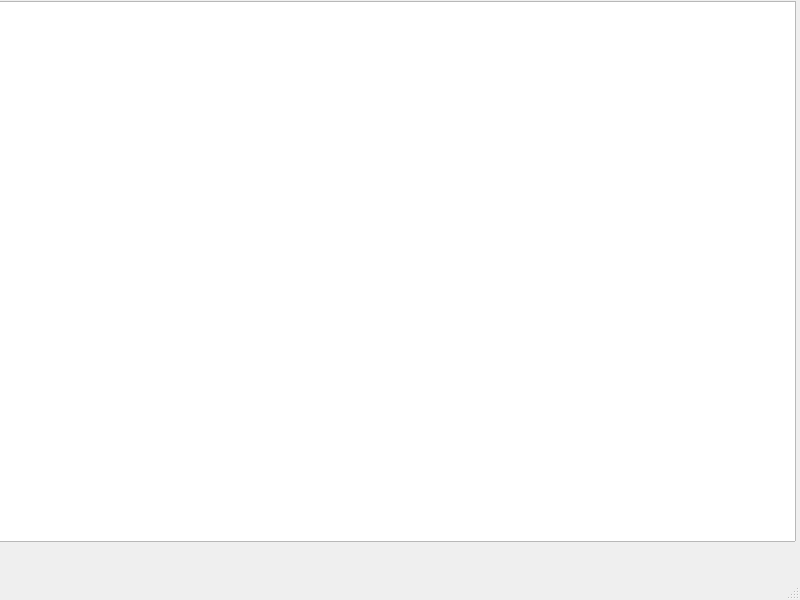
Qt form mainwindow.ui (Mazen-Nassef/Game_Project) before a commit.
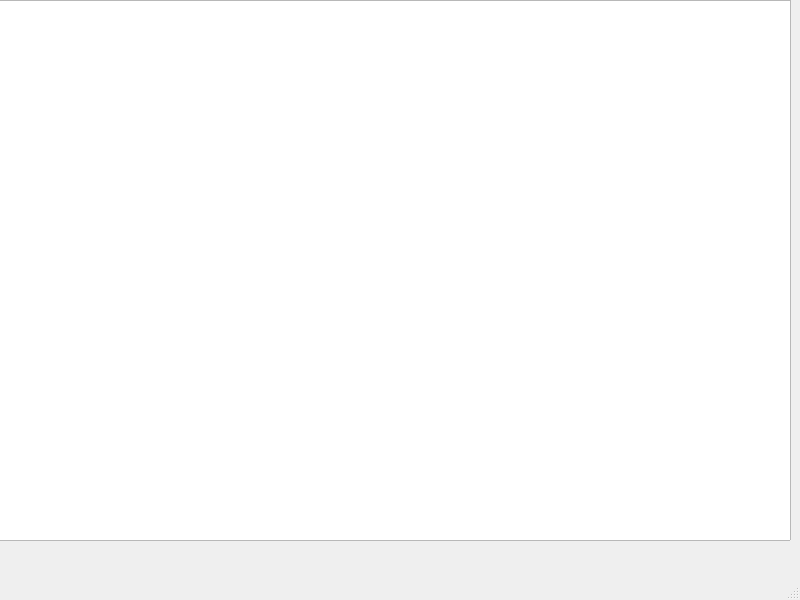
The same form after that commit.

Commit message: reworked mainwindow and ui manager from scratch

```diff
--- a/mainwindow.ui
+++ b/mainwindow.ui
@@ -17,8 +17,8 @@
    <widget class="QGraphicsView" name="graphicsView">
     <property name="geometry">
      <rect>
-      <x>-5</x>
-      <y>1</y>
+      <x>-10</x>
+      <y>0</y>
       <width>801</width>
       <height>541</height>
      </rect>
```
The commit also changes 4 other files.
